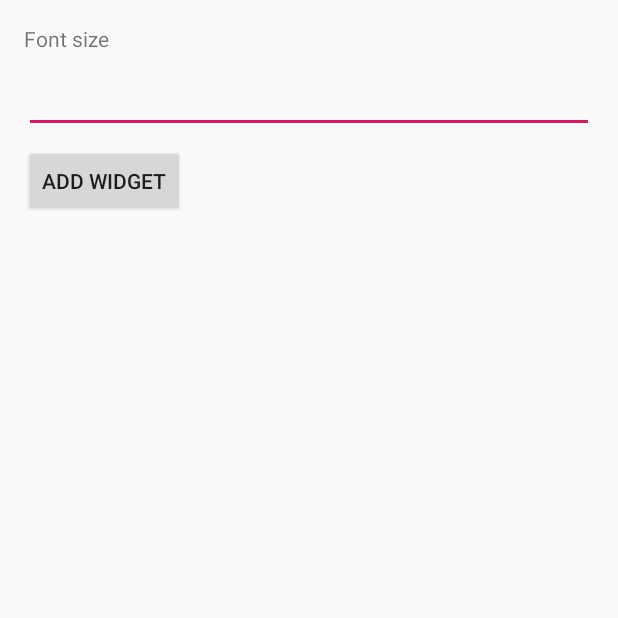
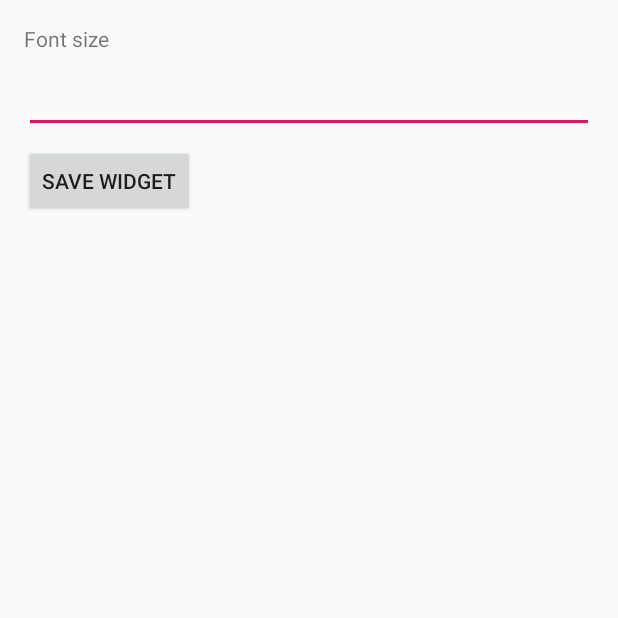
Before and after one commit to tuur29/fuzzyclock, an Android app: the FuzzyClockWidgetConfigureActivity screen opened directly, with no data from a screen before it, on a phone screen of 412 x 824 dp, the top half of it. Run offline under Robolectric (Android 15) with nearby library versions, the phone set to English and light mode, and no system bars; 1 statement that could not run was skipped.

Commit message:
Allow editing widget

```diff
--- a/app/src/main/java/net/tuurlievens/fuzzyclockwidget/FuzzyClockWidgetConfigureActivity.kt
+++ b/app/src/main/java/net/tuurlievens/fuzzyclockwidget/FuzzyClockWidgetConfigureActivity.kt
@@ -51,13 +51,14 @@ class FuzzyClockWidgetConfigureActivity : Activity() {
         findViewById<View>(R.id.add_button).setOnClickListener(mOnClickListener)
 
         // Find the widget id from the intent.
-        val intent = intent
         val extras = intent.extras
         if (extras != null) {
             mAppWidgetId = extras.getInt(
                 AppWidgetManager.EXTRA_APPWIDGET_ID, AppWidgetManager.INVALID_APPWIDGET_ID
             )
         }
+
+        Log.i("ALARM", "config " + mAppWidgetId)
 
         // If this activity was started with an intent without an app widget ID, finish with an error.
         if (mAppWidgetId == AppWidgetManager.INVALID_APPWIDGET_ID) {
--- a/app/src/main/res/layout/fuzzy_clock_widget_configure.xml
+++ b/app/src/main/res/layout/fuzzy_clock_widget_configure.xml
@@ -21,7 +21,7 @@
             android:id="@+id/add_button"
             android:layout_width="wrap_content"
             android:layout_height="wrap_content"
-            android:text="@string/add_widget"
+            android:text="@string/save"
             android:layout_marginTop="8dp"/>
 
 </LinearLayout>
--- a/app/src/main/res/values/strings.xml
+++ b/app/src/main/res/values/strings.xml
@@ -1,5 +1,5 @@
 <resources>
     <string name="app_name">Fuzzy Clock Widget</string>
     <string name="fontsize">Font size</string>
-    <string name="add_widget">Add widget</string>
+    <string name="save">Save widget</string>
 </resources>
```
Also changed, not shown: app/src/main/java/net/tuurlievens/fuzzyclockwidget/FuzzyClockWidget.kt (+5 -8 lines), app/src/main/java/net/tuurlievens/fuzzyclockwidget/UpdateWidgetService.kt (+5 -9 lines).
